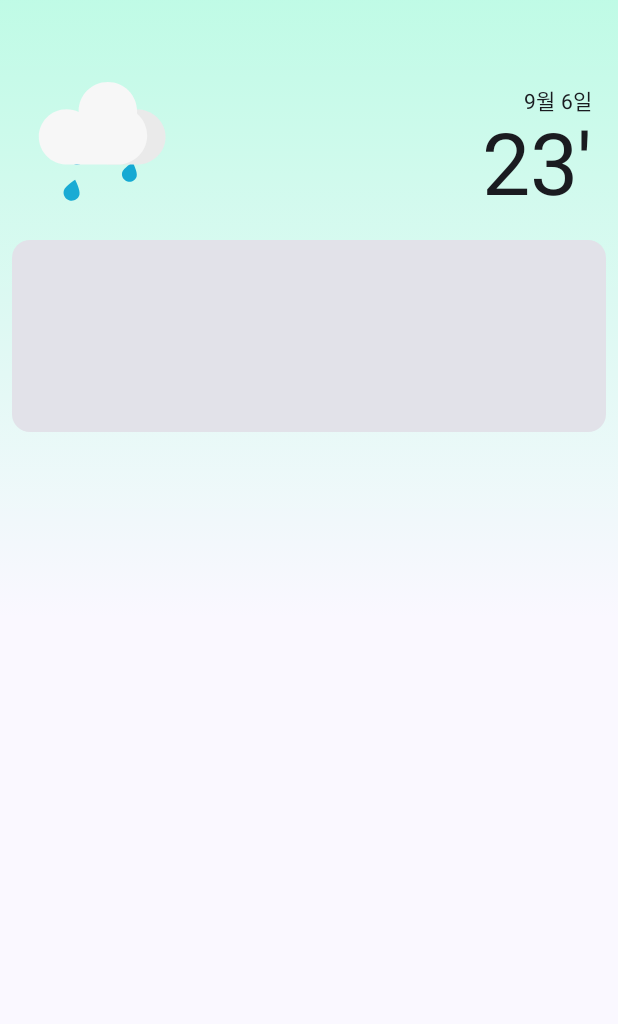
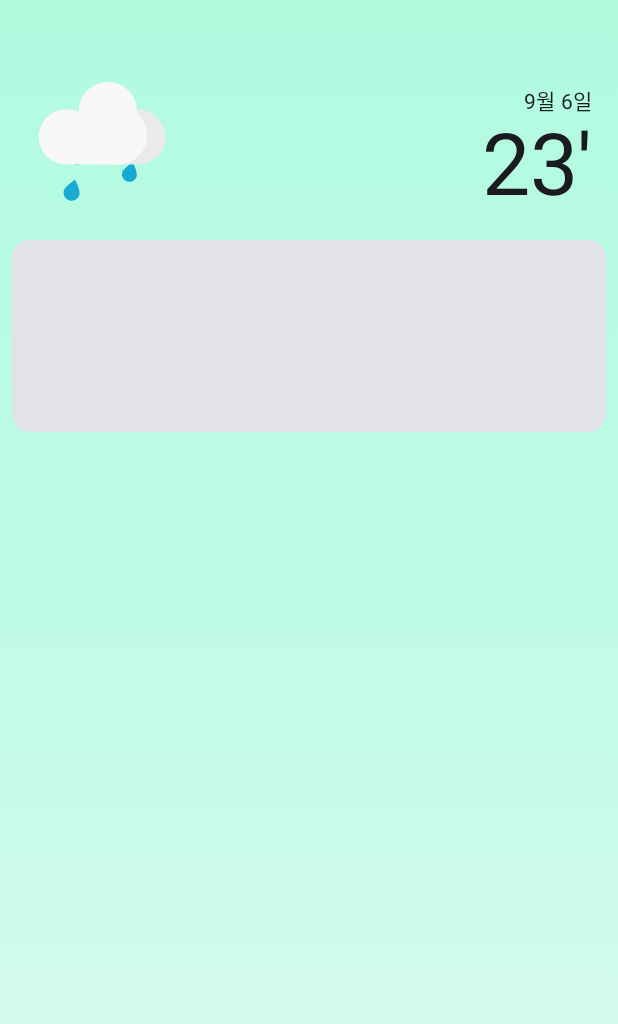
Before and after one commit to junsutudy/weather-briefing-android, an Android app built with Jetpack Compose: the screen it shows after launch (MainActivity), on a phone screen of 412 x 824 dp. Shown: the top 1024 px of the screen. Run offline under Robolectric (Android 15) with nearby library versions, the light colour scheme and no system bars.

Commit message:
gradient

```diff
--- a/app/src/main/java/app/junsu/weather/MainActivity.kt
+++ b/app/src/main/java/app/junsu/weather/MainActivity.kt
@@ -19,6 +19,7 @@ import androidx.compose.material3.Scaffold
 import androidx.compose.material3.Surface
 import androidx.compose.material3.Text
 import androidx.compose.runtime.Composable
+import androidx.compose.runtime.Stable
 import androidx.compose.runtime.getValue
 import androidx.compose.ui.Alignment
 import androidx.compose.ui.Modifier
@@ -51,16 +52,20 @@ class MainActivity : ComponentActivity() {
     }
 }
 
+@Stable
+private val colors = listOf(
+    BackgroundMorning.copy(alpha = 0.5f),
+    BackgroundMorning.copy(alpha = 0.4f),
+    BackgroundMorning.copy(alpha = 0.2f),
+)
+
+@Stable
+private val brush = Brush.verticalGradient(colors)
+
 @Composable
 private fun WeatherApp(
     modifier: Modifier = Modifier,
 ) {
-    val colors = listOf(
-        BackgroundMorning.copy(alpha = 0.4f),
-        Color.Transparent,
-        Color.Transparent,
-    )
-    val brush = Brush.verticalGradient(colors)
     Scaffold { padValues ->
         Column(
             modifier = modifier
```
